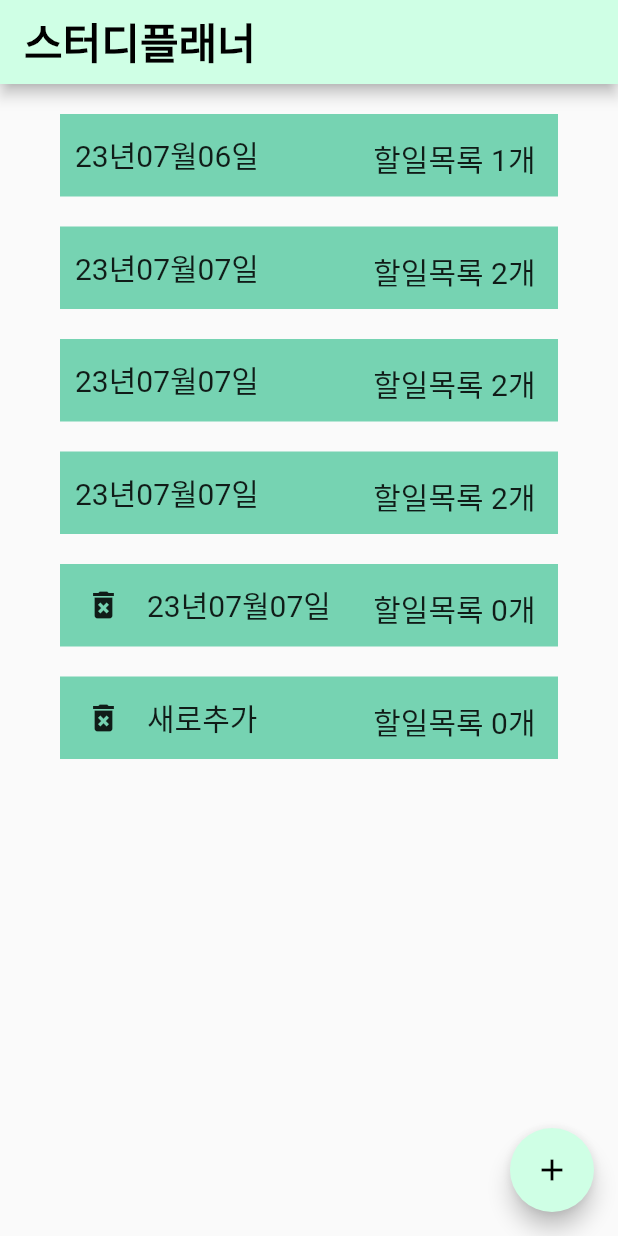
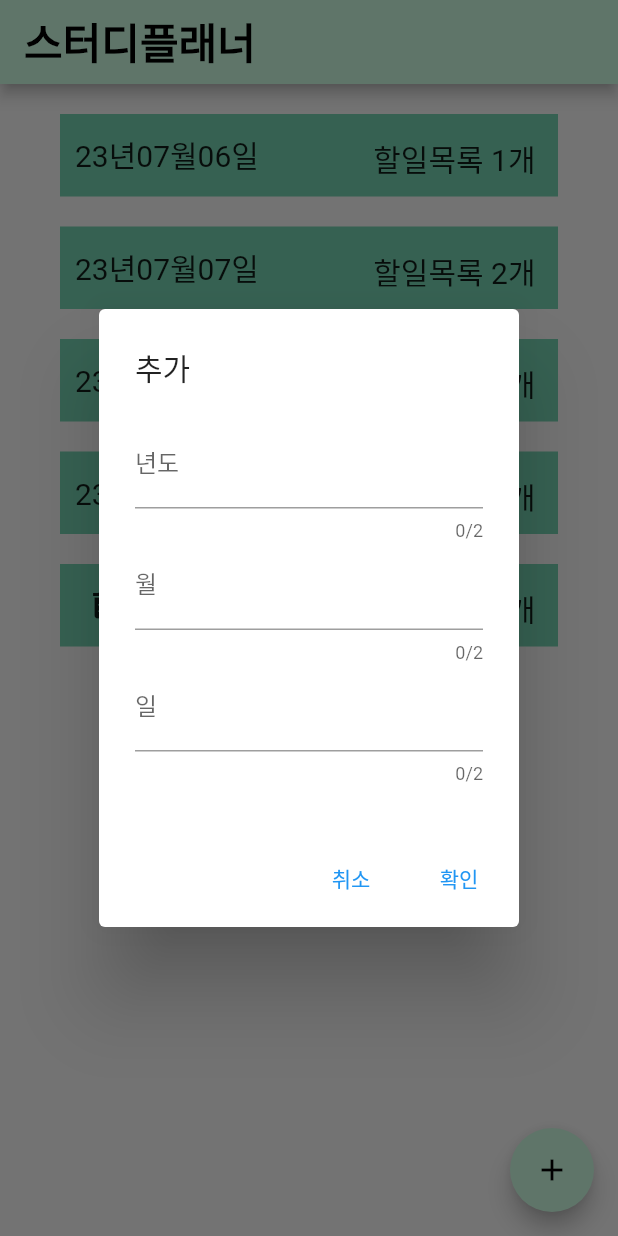
Before and after one commit to ThePerfectMartini/team_sparta_17, a Flutter app: the screen it shows after launch, after a tap on the "delete forever" icon, after a tap on the "add" icon, on a phone screen of 412 x 824 dp. Run offline on Flutter 3.47's test engine with Material 2 defaults, Android fonts, the phone set to English and light mode, and no system bars.

Commit message:
기능구현 완료, 데이터 전달 테스트

```diff
--- a/lib/HomePage.dart
+++ b/lib/HomePage.dart
@@ -1,4 +1,5 @@
 import 'package:flutter/material.dart';
+import 'package:flutter/services.dart';
 import 'package:provider/provider.dart';
 
 import 'package:team_sparta_17/schedule_service.dart';
@@ -12,7 +13,9 @@ class HomePage extends StatefulWidget {
 }
 
 class _HomePageState extends State<HomePage> {
-  String name = '스터디플래너';
+  String inputDateY = "";
+  String inputDateM = "";
+  String inputDateD = "";
   @override
   Widget build(BuildContext context) {
     print("빌드전");
@@ -23,7 +26,7 @@ class _HomePageState extends State<HomePage> {
       return Scaffold(
         appBar: AppBar(
           title: Text(
-            name,
+            '스터디플래너',
             style: TextStyle(
                 fontWeight: FontWeight.bold, fontSize: 28, color: Colors.black),
           ),
@@ -33,8 +36,7 @@ class _HomePageState extends State<HomePage> {
           itemCount: scheduleList.length,
           itemBuilder: (context, index) {
             return Cell(
-              date: scheduleList[index].date,
-              count: scheduleList[index].schedule_datail.length,
+              schedule: scheduleList[index],
               index: index,
             );
           },
@@ -42,7 +44,69 @@ class _HomePageState extends State<HomePage> {
         ),
         floatingActionButton: FloatingActionButton(
           onPressed: () {
-            scheduleService.createSchedule(date: "새로추가");
+            showDialog(
+                context: context,
+                builder: (context) {
+                  return AlertDialog(
+                    title: Text("추가"),
+                    content: Container(
+                      height: 250,
+                      child: Column(
+                        children: [
+                          TextField(
+                            maxLength: 2,
+                            inputFormatters: <TextInputFormatter>[
+                              FilteringTextInputFormatter.digitsOnly
+                            ],
+                            decoration: InputDecoration(labelText: '년도'),
+                            onChanged: (text) {
+                              inputDateY = text;
+                            },
+                          ),
+                          TextField(
+                            maxLength: 2,
+                            inputFormatters: <TextInputFormatter>[
+                              FilteringTextInputFormatter.digitsOnly
+                            ],
+                            decoration: InputDecoration(labelText: '월'),
+                            onChanged: (text) {
+                              inputDateM = text;
+                            },
+                          ),
+                          TextField(
+                            maxLength: 2,
+                            inputFormatters: <TextInputFormatter>[
+                              FilteringTextInputFormatter.digitsOnly
+                            ],
+                            decoration: InputDecoration(labelText: '일'),
+                            onChanged: (text) {
+                              inputDateD = text;
+                            },
+                          ),
+                        ],
+                      ),
+                    ),
+                    actions: [
+                      TextButton(
+                        onPressed: () {
+                          Navigator.pop(context);
+                        },
+                        child: Text("취소"),
+                      ),
+                      TextButton(
+                        onPressed: () {
+                          Navigator.pop(context);
+                          scheduleService.createSchedule(
+                              date: '$inputDateY년$inputDateM월$inputDateD일');
+                          inputDateY = '';
+                          inputDateM = '';
+                          inputDateD = '';
+                        },
+                        child: Text("확인"),
+                      ),
+                    ],
+                  );
+                });
           },
           child: Icon(Icons.add, color: Colors.black),
           backgroundColor: Color(0xffCFFFE5),
--- a/lib/HomePage_cell.dart
+++ b/lib/HomePage_cell.dart
@@ -2,17 +2,16 @@ import 'package:flutter/material.dart';
 import 'package:provider/provider.dart';
 
 import 'schedule_service.dart';
+import 'tempPage.dart';
 
 class Cell extends StatefulWidget {
   const Cell({
     Key? key,
-    required this.date,
-    required this.count,
+    required this.schedule,
     required this.index,
   }) : super(key: key);
 
-  final String date;
-  final int count;
+  final Schedule schedule;
   final int index;
   @override
   State<Cell> createState() => _CellState();
@@ -21,12 +20,24 @@ class Cell extends StatefulWidget {
 class _CellState extends State<Cell> {
   @override
   Widget build(BuildContext context) {
-    if (widget.count == 0) {
+    Schedule schedule = widget.schedule;
+    if (widget.schedule.schedule_datail.length == 0) {
       // 요소 없을때 휴지통 아이콘 출현
       return Consumer<ScheduleService>(
           builder: (context, scheduleService, child) {
         return Padding(
           padding: const EdgeInsets.fromLTRB(40, 20, 40, 0),
+          child: InkWell(
+            onTap: () {
+              Navigator.push(
+                context,
+                MaterialPageRoute(
+                  builder: (context) => tempPage(
+                    schedule: schedule,
+                  ),
+                ),
+              );
+            },
             child: Container(
               height: 55,
               color: Color(0xff76D3B2),
@@ -45,7 +56,7 @@ class _CellState extends State<Cell> {
                         ),
                       ),
                       Text(
-                      widget.date,
+                        widget.schedule.date,
                         style: TextStyle(fontSize: 20),
                       ),
                     ],
@@ -60,10 +71,22 @@ class _CellState extends State<Cell> {
                 ],
               ),
             ),
+          ),
         );
       });
     } else {
-      return Padding(
+      return InkWell(
+        onTap: () {
+          Navigator.push(
+            context,
+            MaterialPageRoute(
+              builder: (context) => tempPage(
+                schedule: schedule,
+              ),
+            ),
+          );
+        },
+        child: Padding(
           //일반 셀
           padding: const EdgeInsets.fromLTRB(40, 20, 40, 0),
           child: Container(
@@ -77,7 +100,7 @@ class _CellState extends State<Cell> {
                     Padding(
                       padding: const EdgeInsets.all(10),
                       child: Text(
-                      widget.date,
+                        widget.schedule.date,
                         style: TextStyle(fontSize: 20),
                       ),
                     ),
@@ -86,13 +109,14 @@ class _CellState extends State<Cell> {
                 Padding(
                   padding: const EdgeInsets.all(15),
                   child: Text(
-                  "할일목록 ${widget.count}개",
+                    "할일목록 ${widget.schedule.schedule_datail.length}개",
                     style: TextStyle(fontSize: 20),
                   ),
                 ),
               ],
             ),
           ),
+        ),
       );
     }
   }
--- a/lib/schedule_service.dart
+++ b/lib/schedule_service.dart
@@ -28,6 +28,13 @@ class ScheduleService extends ChangeNotifier {
     Schedule(date: '23년07월06일', schedule_datail: [
       ScheduleDetail(title: '할일', context: '내용'),
     ]),
+    Schedule(
+      date: '23년07월07일',
+      schedule_datail: [
+        ScheduleDetail(title: '할일', context: '내용'),
+        ScheduleDetail(title: '수학공부', context: '미적분'),
+      ],
+    ),
     Schedule(date: '23년07월07일', schedule_datail: [
       ScheduleDetail(title: '할일', context: '내용'),
       ScheduleDetail(title: '수학공부', context: '미적분'),
@@ -35,8 +42,16 @@ class ScheduleService extends ChangeNotifier {
     Schedule(date: '23년07월07일', schedule_datail: [
       ScheduleDetail(title: '할일', context: '내용'),
       ScheduleDetail(title: '수학공부', context: '미적분'),
-    ]),
-    Schedule(date: '23년07월07일', schedule_datail: [
+      ScheduleDetail(title: '할일', context: '내용'),
+      ScheduleDetail(title: '수학공부', context: '미적분'),
+      ScheduleDetail(title: '할일', context: '내용'),
+      ScheduleDetail(title: '수학공부', context: '미적분'),
+      ScheduleDetail(title: '할일', context: '내용'),
+      ScheduleDetail(title: '수학공부', context: '미적분'),
+      ScheduleDetail(title: '할일', context: '내용'),
+      ScheduleDetail(title: '수학공부', context: '미적분'),
+      ScheduleDetail(title: '할일', context: '내용'),
+      ScheduleDetail(title: '수학공부', context: '미적분'),
       ScheduleDetail(title: '할일', context: '내용'),
       ScheduleDetail(title: '수학공부', context: '미적분'),
     ]),
```
Also changed, not shown: lib/tempPage.dart (added, +41 -0 lines). Lines whose indentation alone changed are shown as unchanged.
